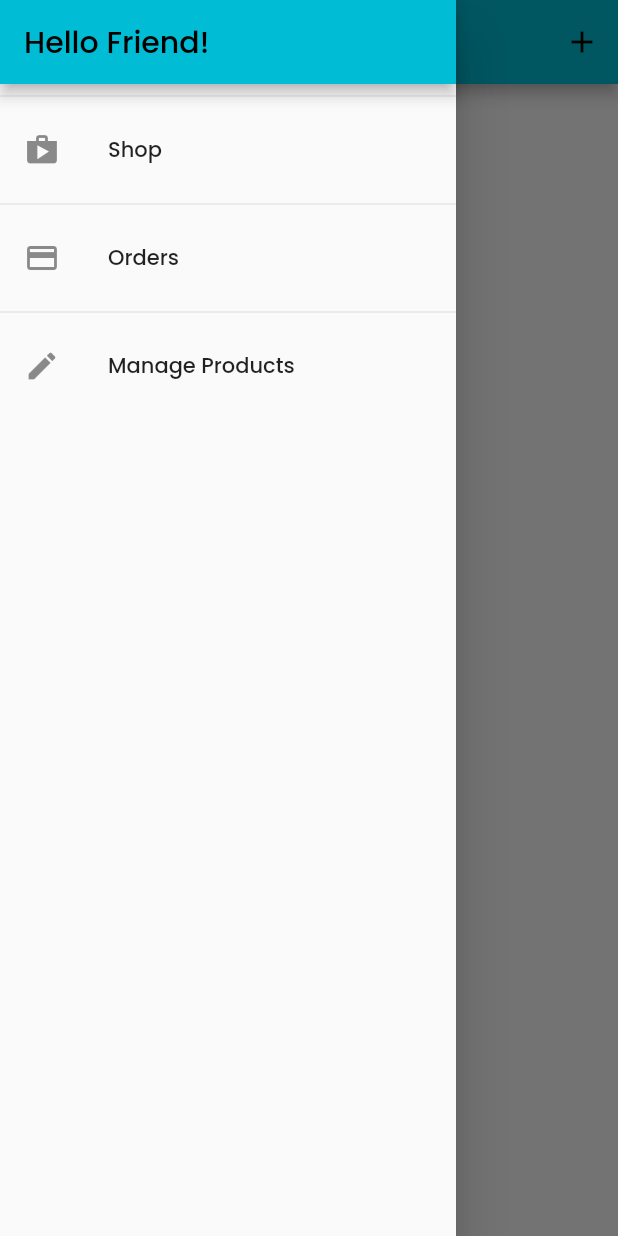
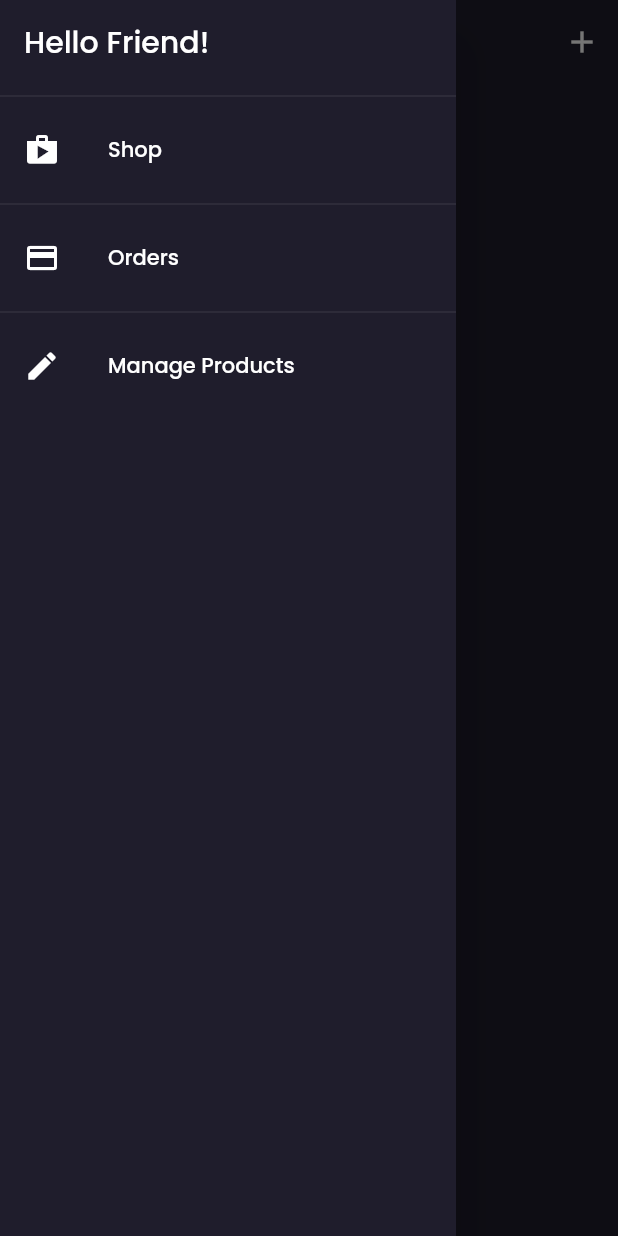
Before and after one commit to shibli21/shop-flutter, a Flutter app: the UserProductsScreen screen opened by its route, with the side drawer open, on a phone screen of 412 x 824 dp. Run offline on Flutter 3.47's test engine with Material 2 defaults, Android fonts, the phone set to English and light mode, and no system bars; our stand-ins replace carousel_slider, google_fonts; network calls fail.

Commit message:
update design pattern with new theme class

```diff
--- /dev/null
+++ b/lib/config/app_theme.dart
@@ -0,0 +1,46 @@
+import 'package:flutter/material.dart';
+import 'package:google_fonts/google_fonts.dart';
+
+const kBorderRadius = 20.0;
+const kSpacing = 20.0;
+
+const kFontColorPallets = [
+  Color.fromRGBO(255, 255, 255, 1),
+  Color.fromRGBO(210, 210, 210, 1),
+  Color.fromRGBO(170, 170, 170, 1),
+];
+
+const kNotifColor = Color.fromRGBO(74, 177, 120, 1);
+
+/// all custom application theme
+class AppTheme {
+  /// default application theme
+  static ThemeData get basic => ThemeData(
+        fontFamily: GoogleFonts.poppins().fontFamily,
+        primaryColorDark: const Color.fromRGBO(111, 88, 255, 1),
+        primaryColor: const Color.fromRGBO(128, 109, 255, 1),
+        primaryColorLight: const Color.fromRGBO(159, 84, 252, 1),
+        brightness: Brightness.dark,
+        primaryColorBrightness: Brightness.dark,
+        primarySwatch: Colors.deepPurple,
+        elevatedButtonTheme: ElevatedButtonThemeData(
+            style: ElevatedButton.styleFrom(
+          primary: const Color.fromRGBO(128, 109, 255, 1),
+        ).merge(
+          ButtonStyle(elevation: MaterialStateProperty.all(0)),
+        )),
+        appBarTheme: const AppBarTheme(
+          color: Colors.transparent,
+          elevation: 0,
+        ),
+        canvasColor: const Color.fromRGBO(31, 29, 44, 1),
+        cardColor: const Color.fromRGBO(38, 40, 55, 1),
+      );
+
+  // you can add other custom theme in this class like  light theme, dark theme ,etc.
+
+  // example :
+  // static ThemeData get light => ThemeData();
+
+  // static ThemeData get dark => ThemeData();
+}
--- a/lib/screen/cart_screen.dart
+++ b/lib/screen/cart_screen.dart
@@ -97,8 +97,8 @@ class _OrderButtonState extends State<OrderButton> {
             },
       padding: const EdgeInsets.only(top: 10, bottom: 10),
       elevation: 1,
-      color: Colors.black,
-      disabledColor: Colors.black12,
+      color: Theme.of(context).primaryColor,
+      disabledColor: Theme.of(context).primaryColor.withOpacity(.7),
       textColor: Colors.white,
       shape: RoundedRectangleBorder(
         borderRadius: BorderRadius.circular(30),
--- a/lib/screen/edit_product_screen.dart
+++ b/lib/screen/edit_product_screen.dart
@@ -113,12 +113,6 @@ class _EditProductScreenState extends State<EditProductScreen> {
           ),
         );
       }
-      //  finally {
-      //   setState(() {
-      //     _isLoading = true;
-      //   });
-      //   Navigator.of(context).pop();
-      // }
     }
     setState(() {
       _isLoading = true;
--- a/lib/screen/product_overview_screen.dart
+++ b/lib/screen/product_overview_screen.dart
@@ -52,14 +52,11 @@ class _ProductsOverviewScreenState extends State<ProductsOverviewScreen> {
     final cart = Provider.of<Cart>(context);
     return Scaffold(
       appBar: AppBar(
-        elevation: 0,
-        backgroundColor: Colors.grey[100],
         leadingWidth: 70,
         automaticallyImplyLeading: true,
         leading: Builder(
           builder: (BuildContext context) {
             return IconButton(
-              color: Colors.black,
               icon: const Icon(Icons.menu),
               onPressed: () {
                 Scaffold.of(context).openDrawer();
@@ -102,7 +99,6 @@ class _ProductsOverviewScreenState extends State<ProductsOverviewScreen> {
             ],
             icon: const Icon(
               Icons.more_vert,
-              color: Colors.black,
             ),
           ),
         ],
--- a/lib/widget/user_product_item.dart
+++ b/lib/widget/user_product_item.dart
@@ -42,7 +42,6 @@ class UserProductItem extends StatelessWidget {
           title,
           style: const TextStyle(
             fontWeight: FontWeight.bold,
-            color: Colors.black87,
           ),
         ),
         trailing: SizedBox(
@@ -55,7 +54,7 @@ class UserProductItem extends StatelessWidget {
                   Navigator.of(context)
                       .pushNamed(EditProductScreen.routeName, arguments: id);
                 },
-                color: Colors.blueAccent,
+                color: Theme.of(context).primaryColor,
               ),
               IconButton(
                 icon: const Icon(Icons.delete),
```
Also changed, not shown: lib/main.dart (+2 -6 lines), lib/screen/product_detail_screen.dart (+10 -13 lines), lib/widget/cart_item.dart (+10 -8 lines), lib/widget/product_item.dart (+3 -5 lines).
